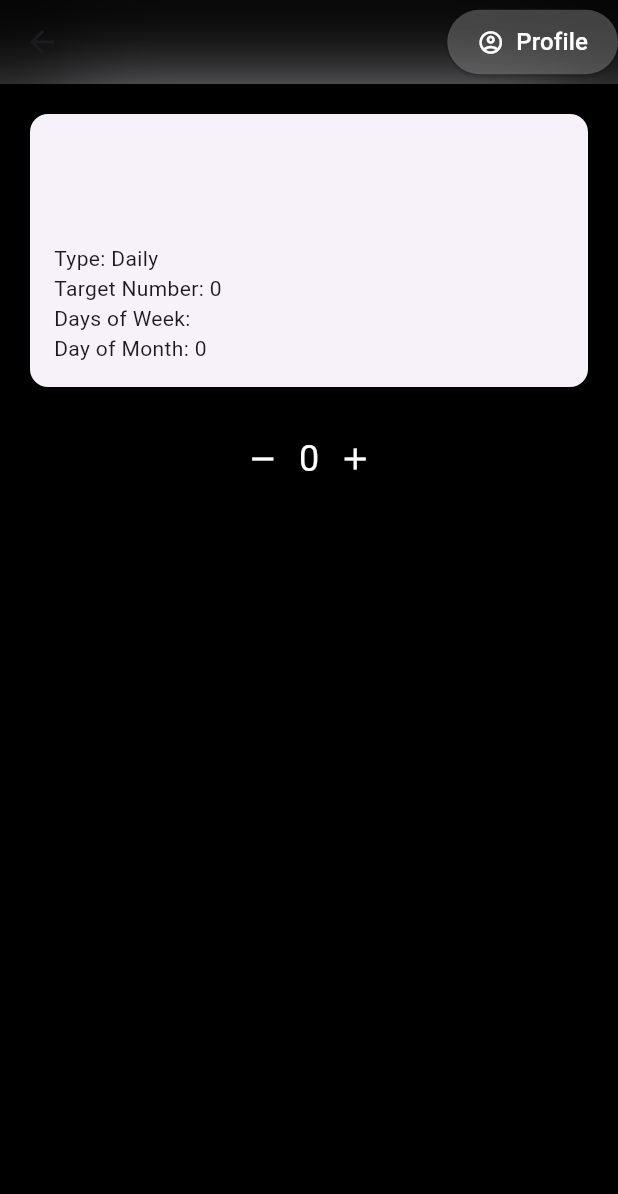
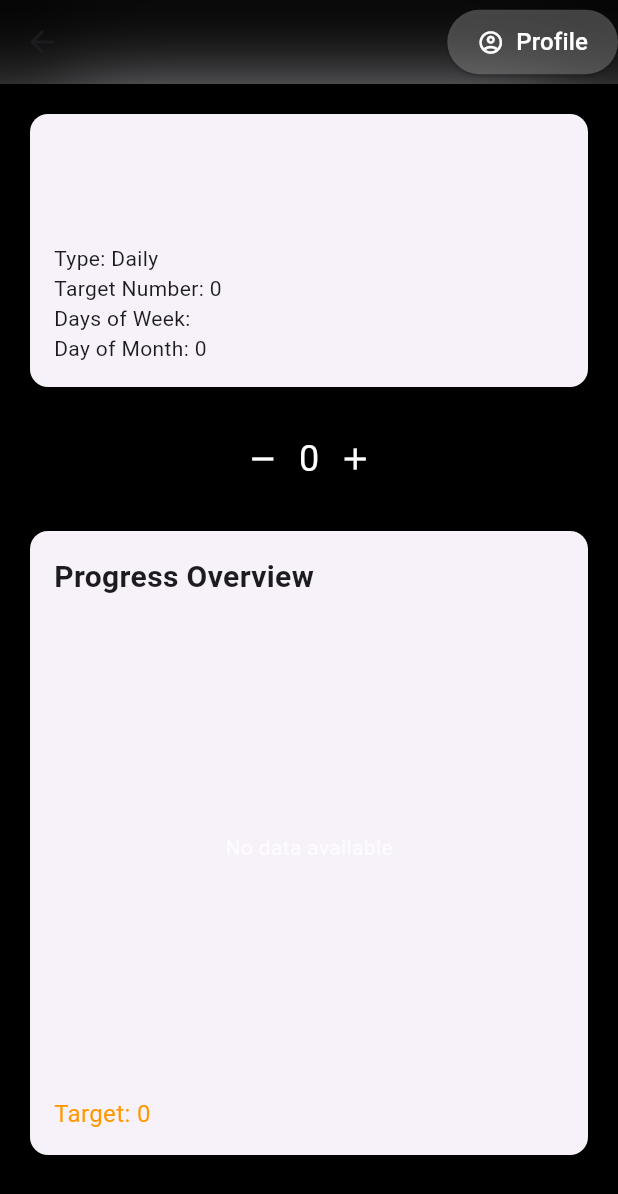
Before and after one commit to jakupemini5/NVD-Habit-Tracker, a Flutter app: the HabitDetailScreen screen opened directly with empty values, on a phone screen of 412 x 824 dp. Shown: the top 1194 px of the screen. Run offline on Flutter 3.47's test engine with Material 3 defaults, Android fonts, the phone set to English and light mode, and no system bars; our stand-ins replace cloud_firestore, firebase_auth, firebase_core, lottie; missing offline and left inert: firebase_ui_auth; accounts and stored records are empty; generated files the repository leaves out were written again.

Commit message:
added progress chart

```diff
--- a/habit_tracker/lib/src/screens/habit/habit_detail_screen.dart
+++ b/habit_tracker/lib/src/screens/habit/habit_detail_screen.dart
@@ -1,6 +1,8 @@
 import 'package:cloud_firestore/cloud_firestore.dart';
 import 'package:flutter/material.dart';
 import 'package:habit_tracker/src/models/habit_history_entry.dart';
+import 'package:habit_tracker/src/widgets/habbit_progress_card.dart';
+import 'package:habit_tracker/src/widgets/habit_progress_chart.dart';
 import 'package:lottie/lottie.dart';
 import 'package:habit_tracker/src/models/habit_model.dart';
 import 'package:habit_tracker/src/widgets/habbit_card.dart';
@@ -19,15 +21,26 @@ class _HabitDetailScreenState extends State<HabitDetailScreen> {
   late TextEditingController _targetNumberController;
   bool _showAnimation = false;
   List<String> _selectedDays = [];
-  final List<String> _daysOfWeek = ['Mon', 'Tue', 'Wed', 'Thu', 'Fri', 'Sat', 'Sun'];
+  final List<String> _daysOfWeek = [
+    'Mon',
+    'Tue',
+    'Wed',
+    'Thu',
+    'Fri',
+    'Sat',
+    'Sun'
+  ];
 
   @override
   void initState() {
     super.initState();
     int initialNumber = widget.habit.history.isNotEmpty
-        ? widget.habit.history.map((e) => e.numberReached).reduce((a, b) => a > b ? a : b)
+        ? widget.habit.history
+            .map((e) => e.numberReached)
+            .reduce((a, b) => a > b ? a : b)
         : 0;
-    _targetNumberController = TextEditingController(text: initialNumber.toString());
+    _targetNumberController =
+        TextEditingController(text: initialNumber.toString());
     if (widget.habit.type == HabitType.Weekly) {
       _selectedDays = List.from(widget.habit.daysOfWeek ?? []);
     }
@@ -38,25 +51,29 @@ class _HabitDetailScreenState extends State<HabitDetailScreen> {
       // Find today's history entry
       DateTime today = DateTime.now();
       HabitHistoryEntry? todayEntry = widget.habit.history.firstWhere(
-        (entry) => entry.date.year == today.year &&
-                   entry.date.month == today.month &&
-                   entry.date.day == today.day,
+        (entry) =>
+            entry.date.year == today.year &&
+            entry.date.month == today.month &&
+            entry.date.day == today.day,
         orElse: () => HabitHistoryEntry(date: today, numberReached: 0),
       );
 
       // Update the current number reached
       int current = todayEntry.numberReached;
-      int newValue = (current + change).clamp(0, 999); // Prevent negative values
+      int newValue =
+          (current + change).clamp(0, 999); // Prevent negative values
       todayEntry.numberReached = newValue;
 
       // Create or update the history entry
-      if (todayEntry.numberReached != 0 && !widget.habit.history.contains(todayEntry)) {
+      if (todayEntry.numberReached != 0 &&
+          !widget.habit.history.contains(todayEntry)) {
         widget.habit.addHistoryEntry(newValue);
       } else {
         int index = widget.habit.history.indexWhere(
-          (entry) => entry.date.year == today.year &&
-                     entry.date.month == today.month &&
-                     entry.date.day == today.day,
+          (entry) =>
+              entry.date.year == today.year &&
+              entry.date.month == today.month &&
+              entry.date.day == today.day,
         );
         widget.habit.history[index] = todayEntry;
       }
@@ -85,7 +102,10 @@ class _HabitDetailScreenState extends State<HabitDetailScreen> {
   }
 
   void _saveToFirestore() {
-    FirebaseFirestore.instance.collection('habits').doc(widget.habit.habitId).update({
+    FirebaseFirestore.instance
+        .collection('habits')
+        .doc(widget.habit.habitId)
+        .update({
       'history': widget.habit.history.map((entry) => entry.toJson()).toList(),
     });
   }
@@ -139,17 +159,10 @@ class _HabitDetailScreenState extends State<HabitDetailScreen> {
 
             // Habit History
             Expanded(
-              child: ListView.builder(
-                itemCount: widget.habit.history.length,
-                itemBuilder: (context, index) {
-                  final entry = widget.habit.history[index];
-                  return ListTile(
-                    title: Text(
-                      "${entry.date}: ${entry.numberReached}",
-                      style: TextStyle(color: Colors.white),
-                    ),
-                  );
-                },
+              child: Column(
+                children: [
+                  HabitProgressCard(habit: widget.habit),
+                ],
               ),
             ),
           ],
--- /dev/null
+++ b/habit_tracker/lib/src/widgets/habbit_progress_card.dart
@@ -0,0 +1,46 @@
+import 'package:flutter/material.dart';
+import 'package:habit_tracker/src/models/habit_model.dart';
+import 'package:habit_tracker/src/widgets/habit_progress_chart.dart';
+
+class HabitProgressCard extends StatelessWidget {
+  final HabitModel habit;
+
+  const HabitProgressCard({
+    Key? key,
+    required this.habit,
+  }) : super(key: key);
+
+  @override
+  Widget build(BuildContext context) {
+    return Card(
+      elevation: 5,
+      child: Padding(
+        padding: const EdgeInsets.all(16.0),
+        child: Column(
+          crossAxisAlignment: CrossAxisAlignment.start,
+          children: [
+            Text(
+              'Progress Overview',
+              style: TextStyle(fontSize: 20, fontWeight: FontWeight.bold),
+            ),
+            const SizedBox(height: 16),
+            SizedBox(
+              height: 300, // Adjust this value as needed
+              child: HabitProgressChart(habit: habit),
+            ),
+            if (habit.targetNumber != null) ...[
+              const SizedBox(height: 16),
+              Text(
+                'Target: ${habit.targetNumber}',
+                style: TextStyle(
+                  fontSize: 16,
+                  color: Colors.orange,
+                ),
+              ),
+            ],
+          ],
+        ),
+      ),
+    );
+  }
+}
--- /dev/null
+++ b/habit_tracker/lib/src/widgets/habit_progress_chart.dart
@@ -0,0 +1,182 @@
+import 'package:fl_chart/fl_chart.dart';
+import 'package:flutter/material.dart';
+import 'package:habit_tracker/src/models/habit_model.dart';
+import 'package:intl/intl.dart';
+
+class HabitProgressChart extends StatelessWidget {
+  final HabitModel habit;
+
+  const HabitProgressChart({Key? key, required this.habit}) : super(key: key);
+
+  List<FlSpot> _getSpots() {
+    // Sort history by date
+    final sortedHistory = habit.history.toList()
+      ..sort((a, b) => a.date.compareTo(b.date));
+
+    // Create spots for the line chart
+    return sortedHistory.asMap().entries.map((entry) {
+      return FlSpot(entry.key.toDouble(), entry.value.numberReached.toDouble());
+    }).toList();
+  }
+
+  @override
+  Widget build(BuildContext context) {
+    final spots = _getSpots();
+    if (spots.isEmpty) {
+      return Center(
+        child: Text(
+          'No data available',
+          style: TextStyle(color: Colors.white70),
+        ),
+      );
+    }
+
+    return AspectRatio(
+      aspectRatio: 1.7,
+      child: Padding(
+        padding: const EdgeInsets.all(16),
+        child: LineChart(
+          LineChartData(
+            gridData: FlGridData(
+              show: true,
+              drawVerticalLine: true,
+              horizontalInterval: 1,
+              verticalInterval: 1,
+              getDrawingHorizontalLine: (value) {
+                return FlLine(
+                  color: Colors.white10,
+                  strokeWidth: 1,
+                );
+              },
+              getDrawingVerticalLine: (value) {
+                return FlLine(
+                  color: Colors.white10,
+                  strokeWidth: 1,
+                );
+              },
+            ),
+            titlesData: FlTitlesData(
+              show: true,
+              rightTitles: AxisTitles(
+                sideTitles: SideTitles(showTitles: false),
+              ),
+              topTitles: AxisTitles(
+                sideTitles: SideTitles(showTitles: false),
+              ),
+              bottomTitles: AxisTitles(
+                sideTitles: SideTitles(
+                  showTitles: true,
+                  reservedSize: 30,
+                  interval: 1,
+                  getTitlesWidget: (value, meta) {
+                    if (value.toInt() >= habit.history.length) {
+                      return const SizedBox();
+                    }
+                    final date = habit.history[value.toInt()].date;
+                    return Padding(
+                      padding: const EdgeInsets.only(top: 8.0),
+                      child: Text(
+                        DateFormat('MM/dd').format(date),
+                        style: const TextStyle(
+                          color: Colors.white70,
+                          fontSize: 12,
+                        ),
+                      ),
+                    );
+                  },
+                ),
+              ),
+              leftTitles: AxisTitles(
+                sideTitles: SideTitles(
+                  showTitles: true,
+                  interval: 1,
+                  getTitlesWidget: (value, meta) {
+                    return Text(
+                      value.toInt().toString(),
+                      style: const TextStyle(
+                        color: Colors.white70,
+                        fontSize: 12,
+                      ),
+                    );
+                  },
+                  reservedSize: 42,
+                ),
+              ),
+            ),
+            borderData: FlBorderData(
+              show: true,
+              border: Border.all(color: Colors.white10),
+            ),
+            minX: 0,
+            maxX: (spots.length - 1).toDouble(),
+            minY: 0,
+            maxY: habit.targetNumber?.toDouble() ??
+                  spots.map((e) => e.y).reduce((a, b) => a > b ? a : b),
+            lineBarsData: [
+              // Progress Line
+              LineChartBarData(
+                spots: spots,
+                isCurved: true,
+                color: Colors.green,
+                barWidth: 3,
+                isStrokeCapRound: true,
+                dotData: FlDotData(
+                  show: true,
+                  getDotPainter: (spot, percent, barData, index) {
+                    return FlDotCirclePainter(
+                      radius: 4,
+                      color: Colors.green,
+                      strokeWidth: 2,
+                      strokeColor: Colors.white,
+                    );
+                  },
+                ),
+                belowBarData: BarAreaData(
+                  show: true,
+                  color: Colors.green.withOpacity(0.1),
+                ),
+              ),
+              // Target Line
+              if (habit.targetNumber != null)
+                LineChartBarData(
+                  spots: [
+                    FlSpot(0, habit.targetNumber!.toDouble()),
+                    FlSpot((spots.length - 1).toDouble(), habit.targetNumber!.toDouble()),
+                  ],
+                  isCurved: false,
+                  color: Colors.orange,
+                  barWidth: 2,
+                  isStrokeCapRound: true,
+                  dotData: FlDotData(show: false),
+                  dashArray: [5, 5], // Creates a dashed line
+                ),
+            ],
+            lineTouchData: LineTouchData(
+              touchTooltipData: LineTouchTooltipData(
+                tooltipBgColor: Colors.grey.shade800,
+                getTooltipItems: (touchedSpots) {
+                  return touchedSpots.map((LineBarSpot touchedSpot) {
+                    final date = habit.history[touchedSpot.x.toInt()].date;
+                    return LineTooltipItem(
+                      '${DateFormat('MM/dd').format(date)}\n',
+                      const TextStyle(color: Colors.white70),
+                      children: [
+                        TextSpan(
+                          text: touchedSpot.y.toInt().toString(),
+                          style: TextStyle(
+                            color: Colors.green,
+                            fontWeight: FontWeight.bold,
+                          ),
+                        ),
+                      ],
+                    );
+                  }).toList();
+                },
+              ),
+            ),
+          ),
+        ),
+      ),
+    );
+  }
+}
--- a/habit_tracker/pubspec.yaml
+++ b/habit_tracker/pubspec.yaml
@@ -15,6 +15,7 @@ dependencies:
   firebase_core: ^3.10.1
   firebase_dynamic_links: ^6.1.1
   firebase_ui_auth: ^1.16.1
+  fl_chart: ^0.65.0
   flutter:
     sdk: flutter
   flutter_localizations:
```
Also changed, not shown: habit_tracker/pubspec.lock.
